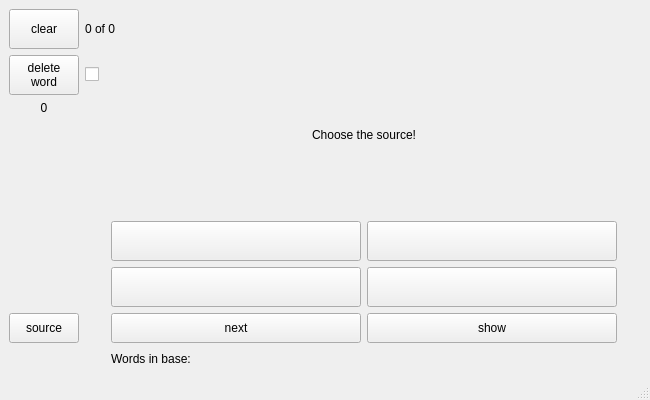
This is engWords/mainwindow.ui in Vladimir-Khlghatyan/engWords as Qt 5 draws it before an edit. The edited form follows.
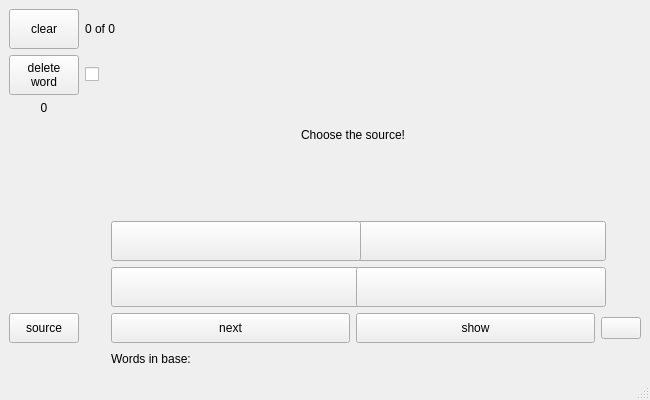
This is the edited form.

Commit message: ADDED sound effects

What changed in the file:
```diff
--- a/engWords/mainwindow.ui
+++ b/engWords/mainwindow.ui
@@ -296,6 +296,13 @@
       </property>
      </widget>
     </item>
+    <item row="9" column="5">
+     <widget class="QPushButton" name="soundPlayBtn">
+      <property name="text">
+       <string/>
+      </property>
+     </widget>
+    </item>
    </layout>
   </widget>
   <widget class="QMenuBar" name="menubar">
```
Left out of the diff: 2 changed lines with no effect on the pictures. The commit also changes 9 other files.
